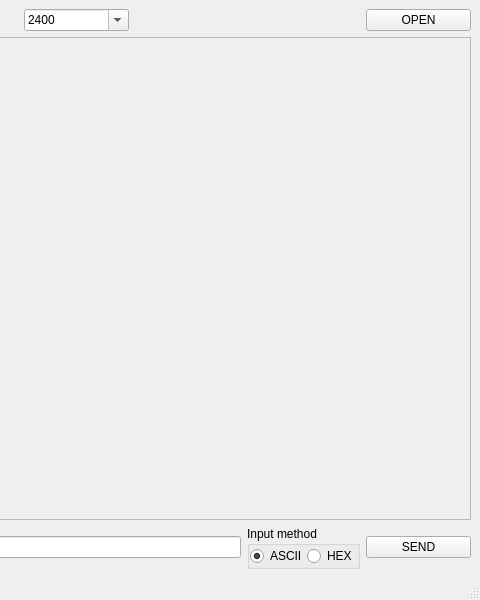
Old version of the form src/mainwindow.ui in the repository DrSmyrke/Serial-Terminal; both pictures show x 320 to 800 and y 0 to 600 of the 800 by 600 pixel window.
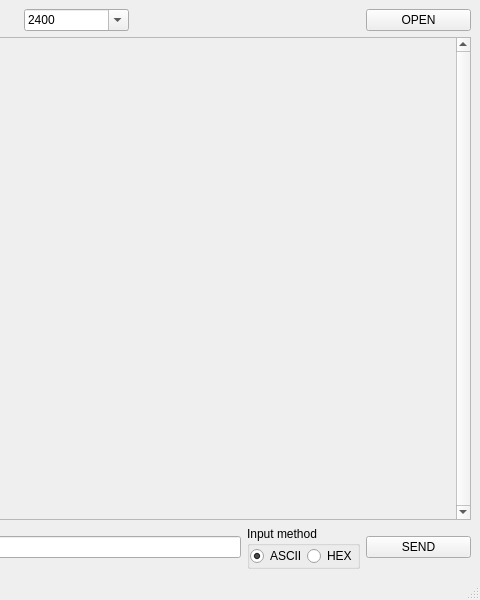
New version of the form.

```diff
--- a/src/mainwindow.ui
+++ b/src/mainwindow.ui
@@ -92,6 +92,15 @@
     </item>
     <item row="1" column="0" colspan="7">
      <widget class="QScrollArea" name="scrollArea">
+      <property name="verticalScrollBarPolicy">
+       <enum>Qt::ScrollBarAlwaysOn</enum>
+      </property>
+      <property name="horizontalScrollBarPolicy">
+       <enum>Qt::ScrollBarAlwaysOff</enum>
+      </property>
+      <property name="sizeAdjustPolicy">
+       <enum>QAbstractScrollArea::AdjustToContents</enum>
+      </property>
       <property name="widgetResizable">
        <bool>true</bool>
       </property>
@@ -100,7 +109,7 @@
         <rect>
          <x>0</x>
          <y>0</y>
-         <width>780</width>
+         <width>763</width>
          <height>472</height>
         </rect>
        </property>
```
Left out of the diff: 114 changed lines with no effect on the pictures.
